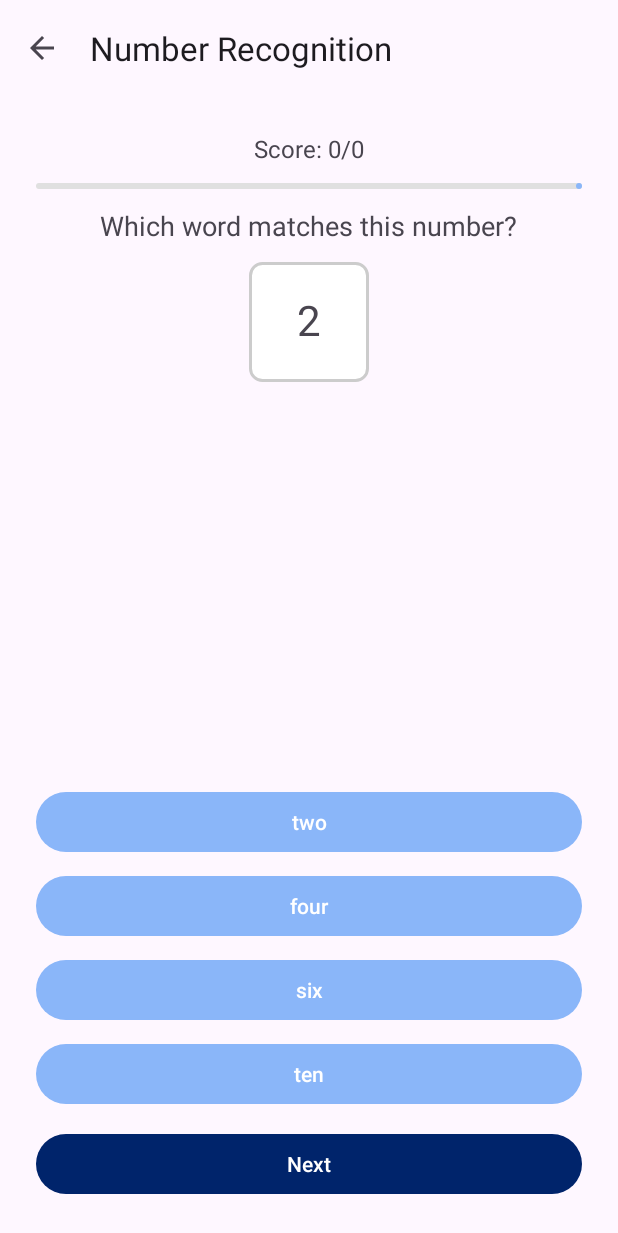
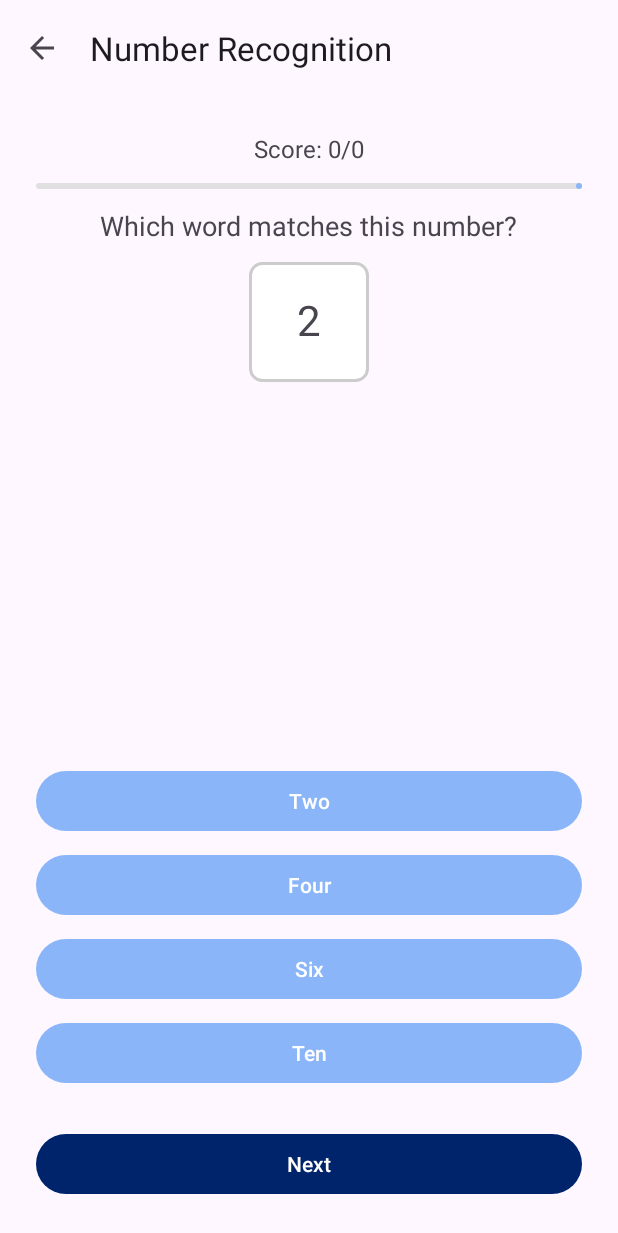
Before and after one commit to Shen1102/KindergartenMathApp, an Android app: the NumberRecognitionActivity screen opened directly, with no data from a screen before it, on a phone screen of 412 x 824 dp. Shown: the top 1233 px of the screen. Run offline under Robolectric (Android 15) with nearby library versions, the phone set to English and light mode, and no system bars.

Commit message:
UI Enhancement and Fix some tiny bugs

```diff
--- a/app/src/main/java/com/shen/kindergartenmathapp/NumberRecognitionActivity.java
+++ b/app/src/main/java/com/shen/kindergartenmathapp/NumberRecognitionActivity.java
@@ -191,10 +191,10 @@ public class NumberRecognitionActivity extends AppCompatActivity {
     // 0..99 to words (lowercase; hyphen between tens and ones)
     private String numberToWords(int n) {
         final String[] ones = {
-                "zero","one","two","three","four","five","six","seven","eight","nine",
-                "ten","eleven","twelve","thirteen","fourteen","fifteen","sixteen","seventeen","eighteen","nineteen"
+                "Zero","One","Two","Three","Four","Five","Six","Seven","Eight","Nine",
+                "Ten","Eleven","Twelve","Thirteen","Fourteen","Fifteen","Sixteen","Seventeen","Eighteen","Nineteen"
         };
-        final String[] tens = {"", "", "twenty","thirty","forty","fifty","sixty","seventy","eighty","ninety"};
+        final String[] tens = {"", "", "Twenty","Thirty","Forty","Fifty","Sixty","Seventy","Eighty","Ninety"};
 
         if (n < 20) return ones[n];
         int t = n / 10, o = n % 10;
--- a/app/src/main/res/layout/activity_counting.xml
+++ b/app/src/main/res/layout/activity_counting.xml
@@ -107,7 +107,7 @@
                 android:layout_width="match_parent"
                 android:layout_height="wrap_content"
                 app:backgroundTint="@color/darkBlue"
-                android:layout_marginTop="12dp" />
+                android:layout_marginTop="26dp" />
         </LinearLayout>
     </LinearLayout>
 </androidx.coordinatorlayout.widget.CoordinatorLayout>
--- a/app/src/main/res/layout/activity_missing_number.xml
+++ b/app/src/main/res/layout/activity_missing_number.xml
@@ -97,7 +97,7 @@
                 android:layout_width="match_parent"
                 android:layout_height="wrap_content"
                 app:backgroundTint="@color/darkBlue"
-                android:layout_marginTop="12dp" />
+                android:layout_marginTop="26dp" />
         </LinearLayout>
     </LinearLayout>
 </androidx.coordinatorlayout.widget.CoordinatorLayout>
--- a/app/src/main/res/layout/activity_number_recognition.xml
+++ b/app/src/main/res/layout/activity_number_recognition.xml
@@ -117,7 +117,7 @@
                 android:layout_width="match_parent"
                 android:layout_height="wrap_content"
                 app:backgroundTint="@color/darkBlue"
-                android:layout_marginTop="12dp" />
+                android:layout_marginTop="26dp" />
         </LinearLayout>
     </LinearLayout>
 </androidx.coordinatorlayout.widget.CoordinatorLayout>
```
